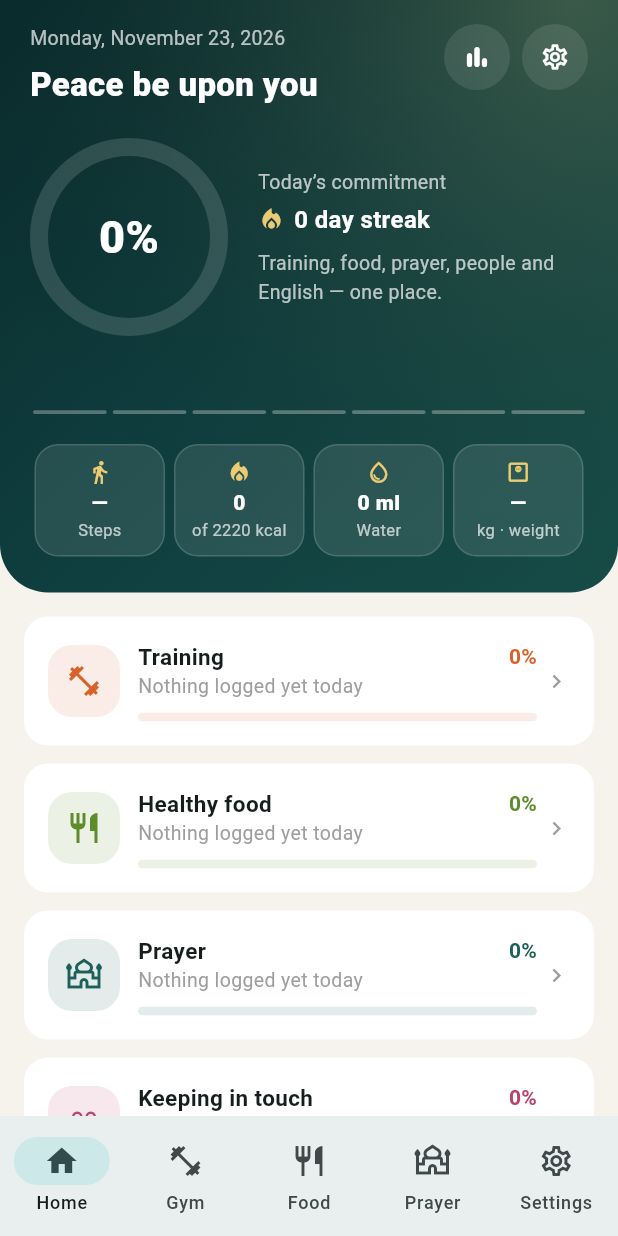
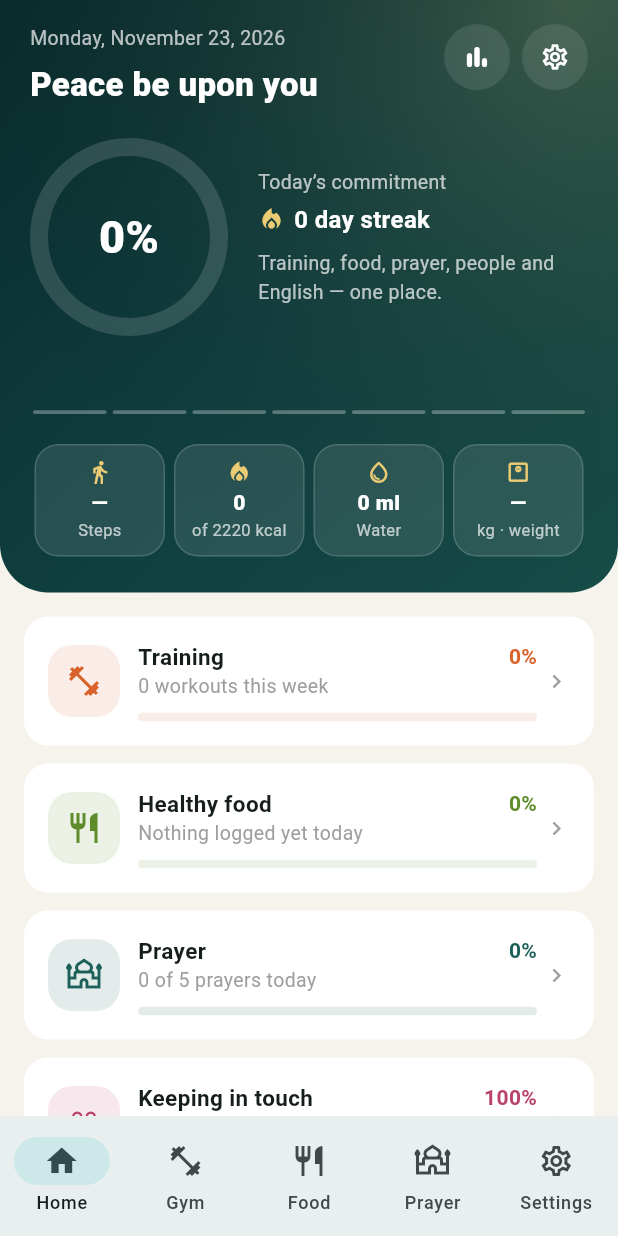
Before and after one commit to Gussaay/the-disciplined-flutter, a Flutter app: the screen it shows after launch, on a phone screen of 412 x 824 dp. Run offline on Flutter 3.47's test engine with Material 3 defaults, Android fonts, the phone set to English and light mode, and no system bars; our stand-ins replace adhan, flutter_blue_plus, get, get_storage, google_fonts; Roboto replaces fonts that are missing (Tajawal).

Commit message:
v1.2.1: fix blank Home (GetX Obx), real goal cards, INTERNET permission, stable release signing

```diff
--- a/lib/pages/home_page.dart
+++ b/lib/pages/home_page.dart
@@ -114,21 +114,53 @@ class HomePage extends GetView<AppController> {
 
   Widget _goalCard(_Goal g) {
     return Obx(() {
-      // Milestone 1: food reflects today's logged kcal; the other goals
-      // light up as their data layers land (milestones 2–4).
-      final isFood = g.route == '/food';
-      final progress = isFood && controller.kcalTarget.value > 0
-          ? (controller.kcalToday.value / controller.kcalTarget.value).clamp(
-              0.0,
-              1.0,
-            )
-          : 0.0;
-      final status = isFood && controller.kcalToday.value > 0
-          ? L(
+      // Every card reads its own observable from the controller's
+      // mirrors. (An Obx that reads no observable throws in GetX and
+      // renders as a grey box in release builds — that was the blank
+      // Home section in 1.2.0.)
+      var progress = 0.0;
+      var status = L('Nothing logged yet today', 'لم تسجل شيئاً اليوم');
+      switch (g.route) {
+        case '/gym':
+          final week = controller.gymSessionsWeek.value;
+          final trained = controller.gymTrainedToday.value;
+          progress = trained ? 1.0 : (week / 3).clamp(0.0, 0.9);
+          status = trained
+              ? L('Trained today ✓', 'تدرّبت اليوم ✓')
+              : L('$week workouts this week', '$week تمارين هذا الأسبوع');
+          break;
+        case '/food':
+          if (controller.kcalTarget.value > 0) {
+            progress = (controller.kcalToday.value / controller.kcalTarget.value)
+                .clamp(0.0, 1.0);
+          }
+          if (controller.kcalToday.value > 0) {
+            status = L(
               '${controller.kcalToday.value} of ${controller.kcalTarget.value} kcal',
               '${controller.kcalToday.value} من ${controller.kcalTarget.value} سعرة',
-            )
-          : L('Nothing logged yet today', 'لم تسجل شيئاً اليوم');
+            );
+          }
+          break;
+        case '/prayer':
+          progress = controller.prayerScoreToday.value;
+          final prayed = (progress * 5).round();
+          status = L('$prayed of 5 prayers today', '$prayed من 5 صلوات اليوم');
+          break;
+        case '/social':
+          final due = controller.socialDueCount.value;
+          progress = due == 0 ? 1.0 : 0.4;
+          status = due == 0
+              ? L('Everyone in touch', 'الجميع على تواصل')
+              : L('$due people due a call', '$due أشخاص حان التواصل معهم');
+          break;
+        case '/english':
+          final words = controller.englishWordsStarted.value;
+          progress = words == 0 ? 0.0 : (words / 30).clamp(0.0, 1.0);
+          status = words == 0
+              ? L('No words started yet', 'لم تبدأ كلمات بعد')
+              : L('$words words started', 'بدأت $words كلمة');
+          break;
+      }
       return Card(
         child: InkWell(
           borderRadius: BorderRadius.circular(16),
--- a/lib/pages/prayer_page.dart
+++ b/lib/pages/prayer_page.dart
@@ -52,6 +52,7 @@ class _PrayerPageState extends State<PrayerPage> {
       log[today] = day;
     });
     box.write('prayerLog', log);
+    app.loadLocal();
   }
 
   String _fmt(DateTime d) {
@@ -132,7 +133,7 @@ class _PrayerPageState extends State<PrayerPage> {
     final status = entry is Map ? entry['s']?.toString() : null;
     final mosque = entry is Map && entry['m'] == true;
     return Card(
-      color: isNext ? Theme.of(context).colorScheme.primaryContainer : null,
+      color: isNext ? const Color(0xFFDCEDE8) : null,
       child: Padding(
         padding: const EdgeInsets.symmetric(horizontal: 12, vertical: 8),
         child: Column(crossAxisAlignment: CrossAxisAlignment.start, children: [
--- a/lib/update_check.dart
+++ b/lib/update_check.dart
@@ -6,8 +6,8 @@ import 'package:http/http.dart' as http;
 /// published to a GitHub Release with a small update.json beside the
 /// APK. The app reads that manifest, and when a newer build exists it
 /// offers the direct APK link — no store, no paid service.
-const String kAppVersion = '1.2.0';
-const int kAppBuild = 3;
+const String kAppVersion = '1.2.1';
+const int kAppBuild = 4;
 
 const String kUpdateManifestUrl =
     'https://github.com/Gussaay/the-disciplined-flutter/releases/latest/download/update.json';
--- a/pubspec.yaml
+++ b/pubspec.yaml
@@ -16,7 +16,7 @@ publish_to: 'none' # Remove this line if you wish to publish to pub.dev
 # https://developer.apple.com/library/archive/documentation/General/Reference/InfoPlistKeyReference/Articles/CoreFoundationKeys.html
 # In Windows, build-name is used as the major, minor, and patch parts
 # of the product and file versions while build-number is used as the build suffix.
-version: 1.2.0+3
+version: 1.2.1+4
 
 environment:
   sdk: ^3.14.0
```
Also changed, not shown: lib/data/app_controller.dart (+42 -0 lines), 4 other files.
